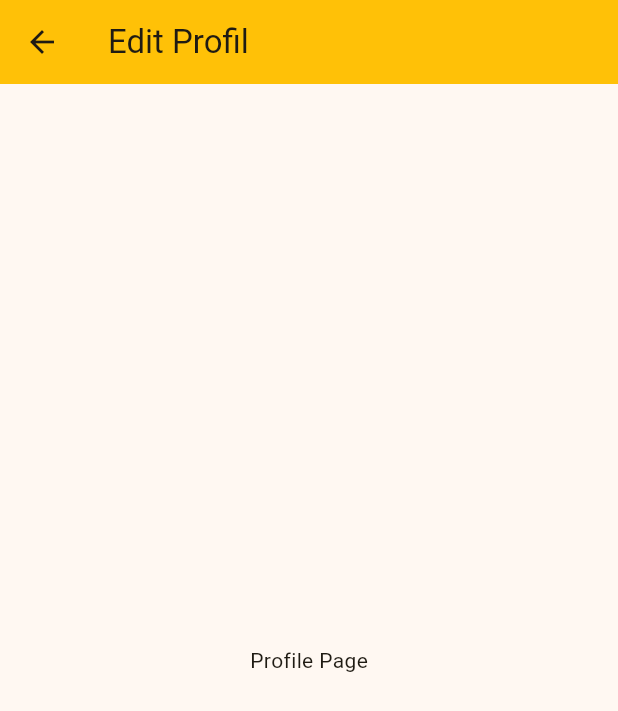
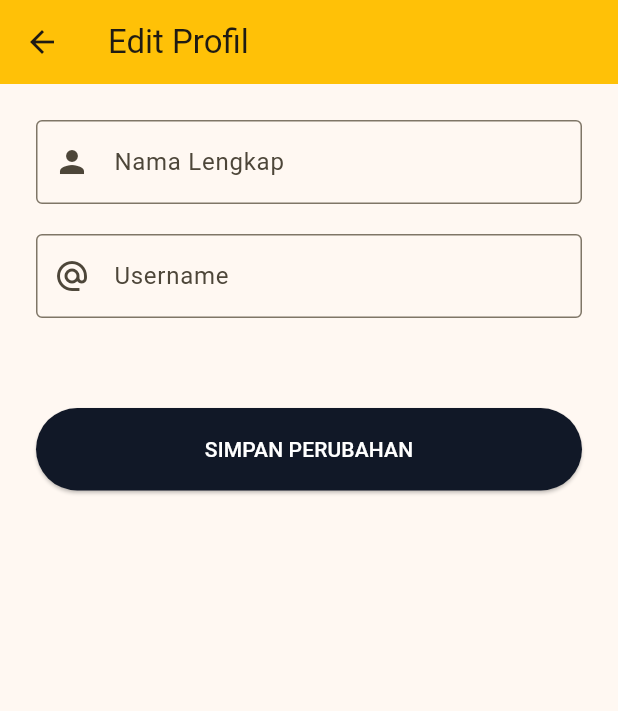
Before and after one commit to dwiilhammaulana/UAS_Mobile_App, a Flutter app: the ProfilePage screen opened directly, on a phone screen of 412 x 824 dp. Shown: the top 711 px of the screen. Run offline on Flutter 3.47's test engine with Material 3 defaults, Android fonts, the phone set to English and light mode, and no system bars; our stand-ins replace firebase_core, google_fonts, google_sign_in, supabase_flutter; accounts and stored records are empty.

Commit message:
Tambah UI formTambah UI form

```diff
--- a/lib/page/profile.dart
+++ b/lib/page/profile.dart
@@ -20,8 +20,36 @@ class _ProfilePageState extends State<ProfilePage> {
         title: const Text("Edit Profil"),
         backgroundColor: const Color(0xFFFFC107),
       ),
-      body: const Center(
-        child: Text("Profile Page"),
+      body: ListView(
+        padding: const EdgeInsets.all(24),
+        children: [
+          _buildTextField(_fullNameController, "Nama Lengkap", Icons.person),
+          _buildTextField(_usernameController, "Username", Icons.alternate_email),
+          const SizedBox(height: 40),
+          ElevatedButton(
+            onPressed: () {},
+            style: ElevatedButton.styleFrom(
+              backgroundColor: const Color(0xFF111827),
+              foregroundColor: Colors.white,
+              minimumSize: const Size(double.infinity, 55),
+            ),
+            child: const Text("SIMPAN PERUBAHAN"),
+          ),
+        ],
+      ),
+    );
+  }
+
+  Widget _buildTextField(TextEditingController controller, String label, IconData icon) {
+    return Padding(
+      padding: const EdgeInsets.only(bottom: 20),
+      child: TextField(
+        controller: controller,
+        decoration: InputDecoration(
+          labelText: label,
+          prefixIcon: Icon(icon),
+          border: const OutlineInputBorder(),
+        ),
       ),
     );
   }
```
